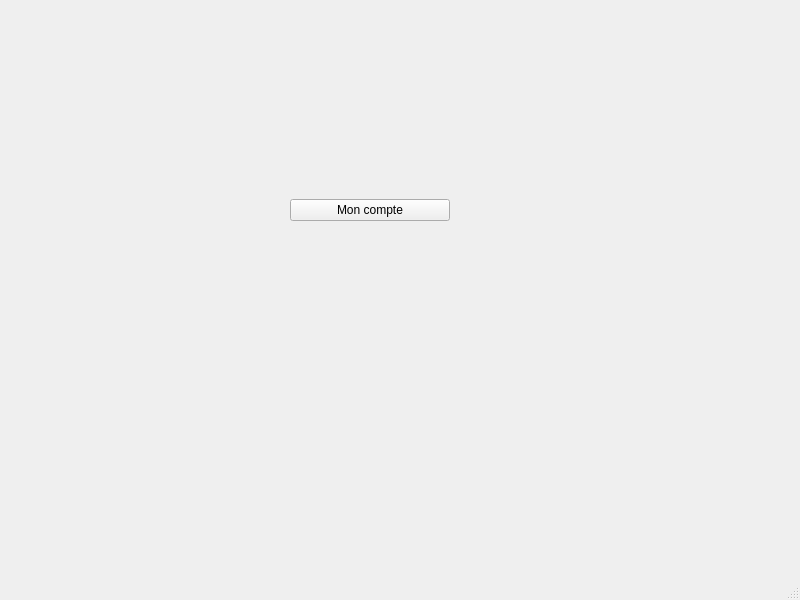
First picture: the form in Trottipret/trottipret.ui, repository adeleb54/Trottipret, before the edit.
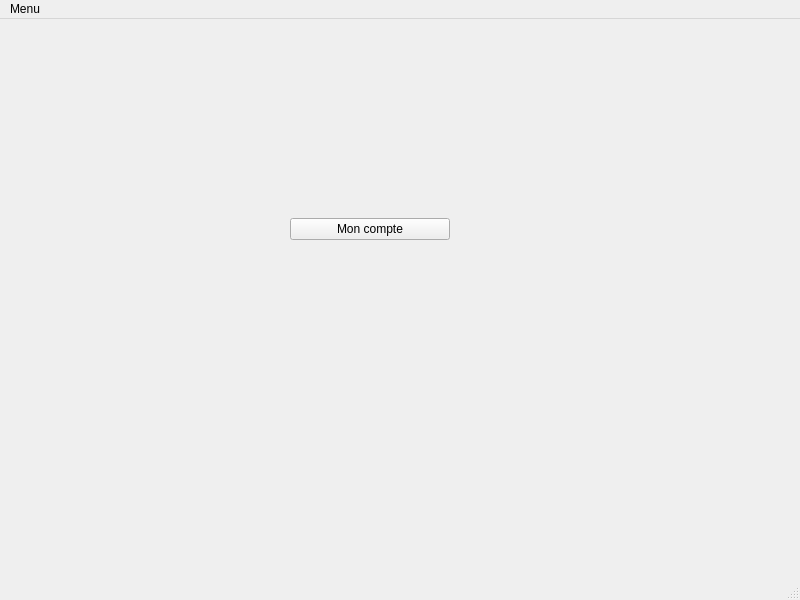
Second picture: the form after the edit.

```diff
--- a/Trottipret/trottipret.ui
+++ b/Trottipret/trottipret.ui
@@ -46,6 +46,13 @@
      <height>22</height>
     </rect>
    </property>
+   <widget class="QMenu" name="menuMenu">
+    <property name="title">
+     <string>Menu</string>
+    </property>
+    <addaction name="ajouterAnnonce"/>
+   </widget>
+   <addaction name="menuMenu"/>
   </widget>
   <widget class="QStatusBar" name="statusbar"/>
  </widget>
```
Left out of the diff: 5 changed lines with no effect on the pictures.
